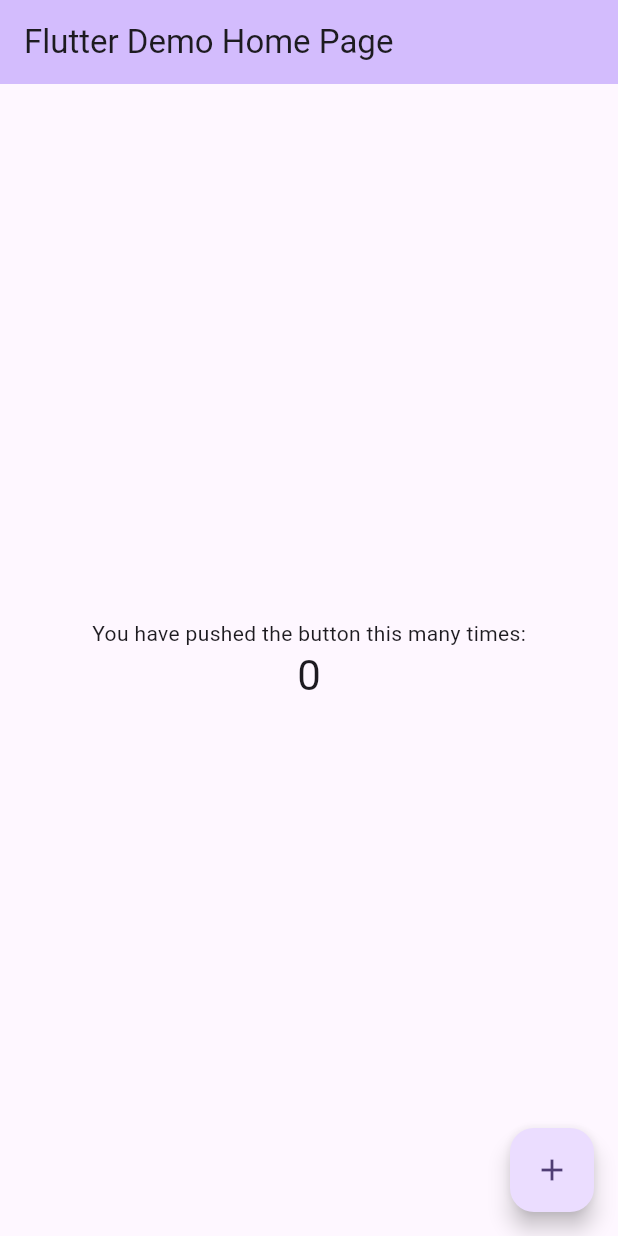
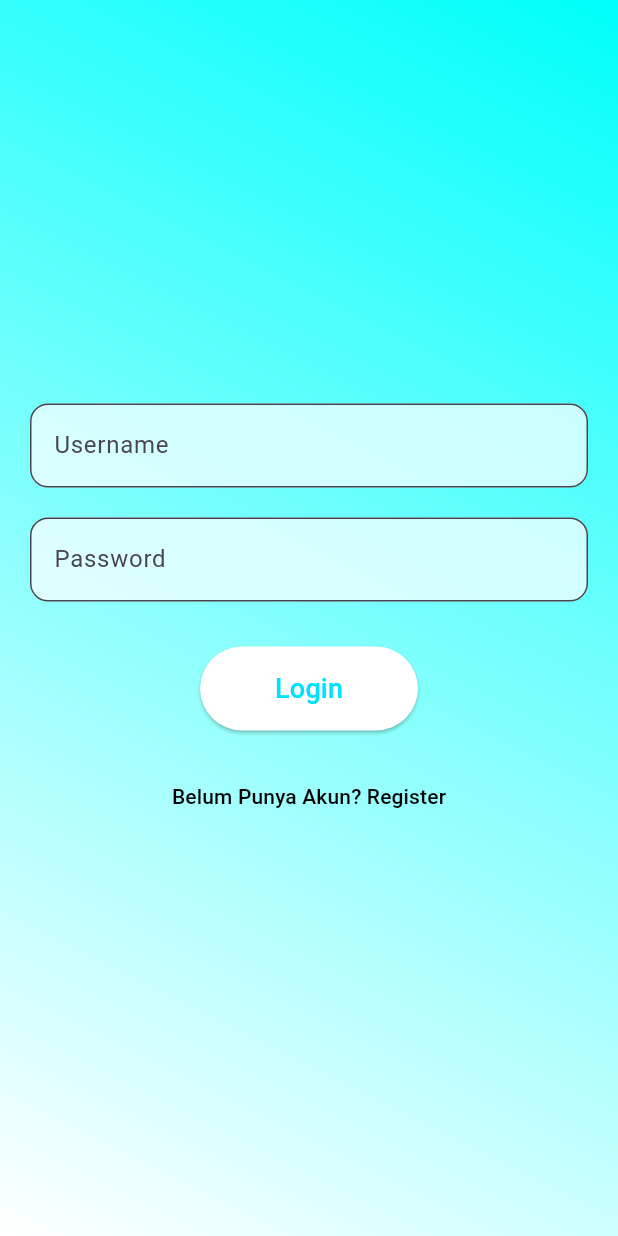
Before and after one commit to MHSSWWRR/LabMobile3_Fadhila-Galih-Maheswara_Shift-D, a Flutter app: the screen it shows after launch, on a phone screen of 412 x 824 dp. Run offline on Flutter 3.47's test engine with Material 3 defaults, Android fonts, the phone set to English and light mode, and no system bars; our stand-ins replace shared_preferences.

Commit message:
Isi Folder lib

```diff
--- a/pertemuan3tugas/lib/main.dart
+++ b/pertemuan3tugas/lib/main.dart
@@ -1,4 +1,5 @@
 import 'package:flutter/material.dart';
+import 'package:pertemuan3tugas/ui/loginpage.dart';
 
 void main() {
   runApp(const MyApp());
@@ -11,43 +12,18 @@
   @override
   Widget build(BuildContext context) {
     return MaterialApp(
-      title: 'Flutter Demo',
+      title: 'Flutter Menu',
       theme: ThemeData(
-        // This is the theme of your application.
-        //
-        // TRY THIS: Try running your application with "flutter run". You'll see
-        // the application has a purple toolbar. Then, without quitting the app,
-        // try changing the seedColor in the colorScheme below to Colors.green
-        // and then invoke "hot reload" (save your changes or press the "hot
-        // reload" button in a Flutter-supported IDE, or press "r" if you used
-        // the command line to start the app).
-        //
-        // Notice that the counter didn't reset back to zero; the application
-        // state is not lost during the reload. To reset the state, use hot
-        // restart instead.
-        //
-        // This works for code too, not just values: Most code changes can be
-        // tested with just a hot reload.
         colorScheme: ColorScheme.fromSeed(seedColor: Colors.deepPurple),
         useMaterial3: true,
       ),
-      home: const MyHomePage(title: 'Flutter Demo Home Page'),
+      home: const LoginPage(),
     );
   }
 }
 
 class MyHomePage extends StatefulWidget {
   const MyHomePage({super.key, required this.title});
-
-  // This widget is the home page of your application. It is stateful, meaning
-  // that it has a State object (defined below) that contains fields that affect
-  // how it looks.
-
-  // This class is the configuration for the state. It holds the values (in this
-  // case the title) provided by the parent (in this case the App widget) and
-  // used by the build method of the State. Fields in a Widget subclass are
-  // always marked "final".
-
   final String title;
 
   @override
@@ -59,50 +35,19 @@
 
   void _incrementCounter() {
     setState(() {
-      // This call to setState tells the Flutter framework that something has
-      // changed in this State, which causes it to rerun the build method below
-      // so that the display can reflect the updated values. If we changed
-      // _counter without calling setState(), then the build method would not be
-      // called again, and so nothing would appear to happen.
       _counter++;
     });
   }
 
   @override
   Widget build(BuildContext context) {
-    // This method is rerun every time setState is called, for instance as done
-    // by the _incrementCounter method above.
-    //
-    // The Flutter framework has been optimized to make rerunning build methods
-    // fast, so that you can just rebuild anything that needs updating rather
-    // than having to individually change instances of widgets.
     return Scaffold(
       appBar: AppBar(
-        // TRY THIS: Try changing the color here to a specific color (to
-        // Colors.amber, perhaps?) and trigger a hot reload to see the AppBar
-        // change color while the other colors stay the same.
         backgroundColor: Theme.of(context).colorScheme.inversePrimary,
-        // Here we take the value from the MyHomePage object that was created by
-        // the App.build method, and use it to set our appbar title.
         title: Text(widget.title),
       ),
       body: Center(
-        // Center is a layout widget. It takes a single child and positions it
-        // in the middle of the parent.
         child: Column(
-          // Column is also a layout widget. It takes a list of children and
-          // arranges them vertically. By default, it sizes itself to fit its
-          // children horizontally, and tries to be as tall as its parent.
-          //
-          // Column has various properties to control how it sizes itself and
-          // how it positions its children. Here we use mainAxisAlignment to
-          // center the children vertically; the main axis here is the vertical
-          // axis because Columns are vertical (the cross axis would be
-          // horizontal).
-          //
-          // TRY THIS: Invoke "debug painting" (choose the "Toggle Debug Paint"
-          // action in the IDE, or press "p" in the console), to see the
-          // wireframe for each widget.
           mainAxisAlignment: MainAxisAlignment.center,
           children: <Widget>[
             const Text(
--- /dev/null
+++ b/pertemuan3tugas/lib/ui/loginpage.dart
@@ -0,0 +1,122 @@
+import 'package:flutter/material.dart';
+import 'package:shared_preferences/shared_preferences.dart';
+import 'package:pertemuan3tugas/ui/homepage.dart';
+import 'package:pertemuan3tugas/ui/registerpage.dart';
+
+class LoginPage extends StatefulWidget {
+  const LoginPage({super.key});
+
+  @override
+  _LoginPageState createState() => _LoginPageState();
+}
+
+class _LoginPageState extends State<LoginPage> {
+  final TextEditingController _usernameController = TextEditingController();
+  final TextEditingController _passwordController = TextEditingController();
+  bool _isLoading = false;
+
+  Future<void> _login() async {
+    setState(() => _isLoading = true);
+
+    final prefs = await SharedPreferences.getInstance();
+    final savedUsername = prefs.getString('username');
+    final savedPassword = prefs.getString('password');
+
+    if (_usernameController.text == savedUsername &&
+        _passwordController.text == savedPassword) {
+      Navigator.pushReplacement(
+        context,
+        MaterialPageRoute(builder: (context) => const HomePage()),
+      );
+    } else {
+      ScaffoldMessenger.of(context).showSnackBar(
+        const SnackBar(content: Text('Invalid username or password')),
+      );
+    }
+
+    setState(() => _isLoading = false);
+  }
+
+  @override
+  Widget build(BuildContext context) {
+    return Scaffold(
+      body: Container(
+        decoration: const BoxDecoration(
+          gradient: LinearGradient(
+            begin: Alignment.topRight,
+            end: Alignment.bottomLeft,
+            colors: [
+              Color.fromARGB(255, 0, 255, 251),
+              Color.fromARGB(255, 255, 255, 255)
+            ],
+          ),
+        ),
+        child: SafeArea(
+          child: Center(
+            child: SingleChildScrollView(
+              padding: const EdgeInsets.all(20),
+              child: Column(
+                mainAxisAlignment: MainAxisAlignment.center,
+                children: [
+                  TextField(
+                    controller: _usernameController,
+                    decoration: InputDecoration(
+                      hintText: 'Username',
+                      filled: true,
+                      fillColor: const Color.fromARGB(255, 255, 255, 255)
+                          .withOpacity(0.7),
+                      border: OutlineInputBorder(
+                        borderRadius: BorderRadius.circular(12),
+                      ),
+                    ),
+                  ),
+                  const SizedBox(height: 20),
+                  TextField(
+                    controller: _passwordController,
+                    obscureText: true,
+                    decoration: InputDecoration(
+                      hintText: 'Password',
+                      filled: true,
+                      fillColor: const Color.fromARGB(255, 255, 255, 255)
+                          .withOpacity(0.7),
+                      border: OutlineInputBorder(
+                        borderRadius: BorderRadius.circular(12),
+                      ),
+                    ),
+                  ),
+                  const SizedBox(height: 30),
+                  ElevatedButton(
+                    style: ElevatedButton.styleFrom(
+                      foregroundColor: const Color.fromARGB(255, 0, 225, 255),
+                      backgroundColor: Colors.white,
+                      padding: const EdgeInsets.symmetric(
+                          horizontal: 50, vertical: 15),
+                      shape: RoundedRectangleBorder(
+                          borderRadius: BorderRadius.circular(30)),
+                    ),
+                    onPressed: _isLoading ? null : _login,
+                    child: _isLoading
+                        ? const CircularProgressIndicator()
+                        : const Text('Login', style: TextStyle(fontSize: 18)),
+                  ),
+                  const SizedBox(height: 20),
+                  TextButton(
+                    child: const Text('Belum Punya Akun? Register',
+                        style: TextStyle(color: Color.fromARGB(255, 0, 0, 0))),
+                    onPressed: () {
+                      Navigator.push(
+                        context,
+                        MaterialPageRoute(
+                            builder: (context) => const RegisterPage()),
+                      );
+                    },
+                  ),
+                ],
+              ),
+            ),
+          ),
+        ),
+      ),
+    );
+  }
+}
--- a/pertemuan3tugas/pubspec.yaml
+++ b/pertemuan3tugas/pubspec.yaml
@@ -35,6 +35,7 @@ dependencies:
   # The following adds the Cupertino Icons font to your application.
   # Use with the CupertinoIcons class for iOS style icons.
   cupertino_icons: ^1.0.8
+  shared_preferences: ^2.0.17
 
 dev_dependencies:
   flutter_test:
```
Also changed, not shown: pertemuan3tugas/lib/ui/aboutpage.dart (added, +57 -0 lines), pertemuan3tugas/lib/ui/homepage.dart (added, +79 -0 lines), pertemuan3tugas/lib/ui/registerpage.dart (added, +188 -0 lines), pertemuan3tugas/lib/ui/sidemenu.dart (added, +62 -0 lines), pertemuan3tugas/pubspec.lock, 1 other file.
